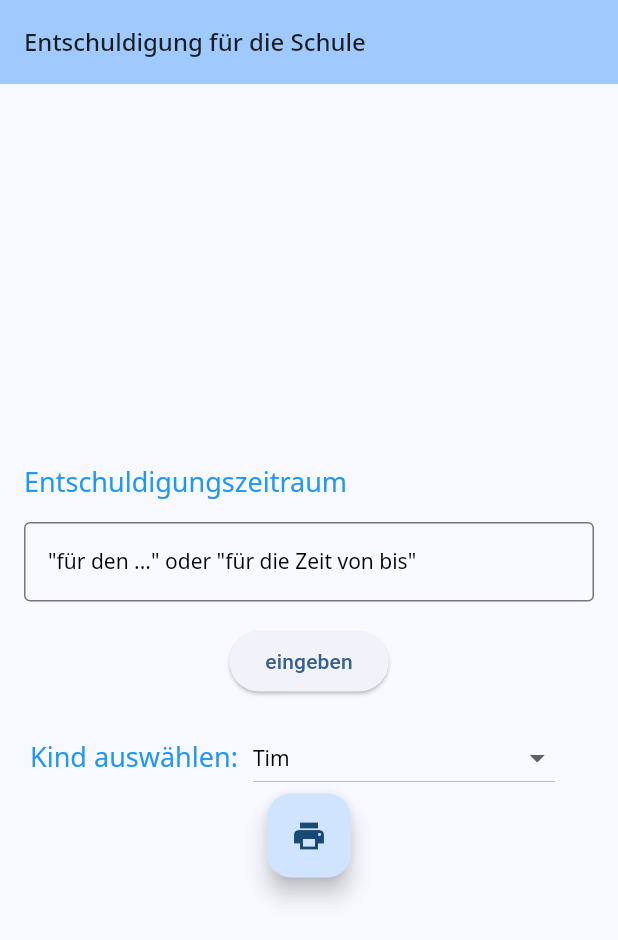
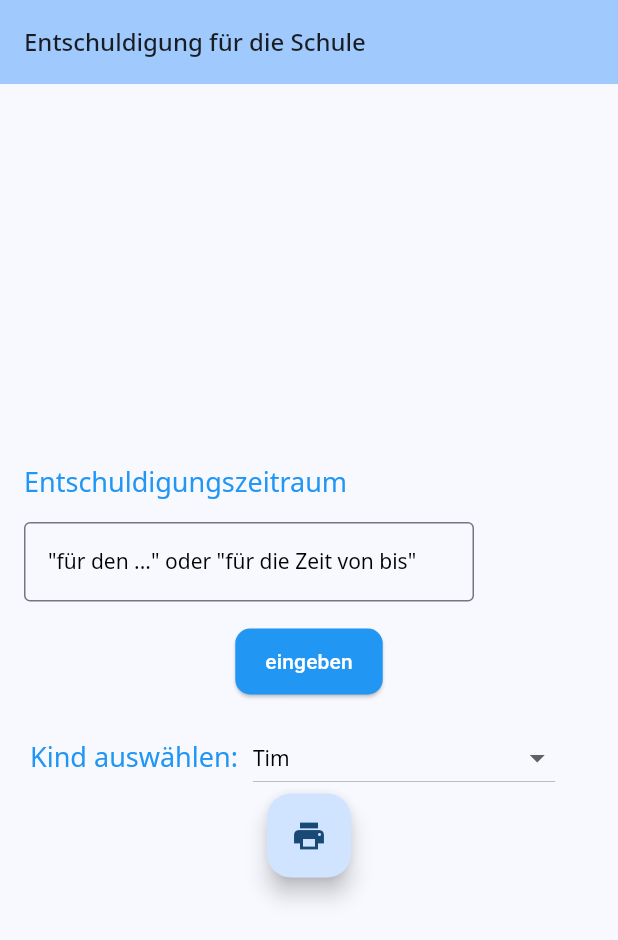
Before and after one commit to chrbuchsteiner61/myapp, a Flutter app: the screen it shows after launch, on a phone screen of 412 x 824 dp. Shown: the top 940 px of the screen. Run offline on Flutter 3.47's test engine with Material 3 defaults, Android fonts, the phone set to English and light mode, and no system bars; our stand-ins replace google_fonts, logger, pdf, printing.

Commit message:
little improvement

```diff
--- a/lib/input_fields/date_of_illness.dart
+++ b/lib/input_fields/date_of_illness.dart
@@ -22,12 +22,14 @@ class DateOfIllnessState extends State<DateOfIllness> {
             child: Text("Entschuldigungszeitraum",
                 style: Theme.of(context).textTheme.displayMedium!),
           ),
-          const SizedBox(height: 16.0,),
+          const SizedBox(
+            height: 16.0,
+          ),
           Align(
-              alignment: Alignment.centerLeft,
-              child:SizedBox(
-            width: 400.0,
-            child:  TextField(
+            alignment: Alignment.centerLeft,
+            child: SizedBox(
+              width: 300.0,
+              child: TextField(
                 style: Theme.of(context).textTheme.displayMedium!,
                 controller: _controller,
                 decoration: InputDecoration(
@@ -43,6 +45,14 @@ class DateOfIllnessState extends State<DateOfIllness> {
             onPressed: () {
               widget.onSubmitted(_controller.text); // Send value to parent
             },
+            style: ElevatedButton.styleFrom(
+              backgroundColor: Colors.blue,
+              foregroundColor: Colors.white,
+              shape: RoundedRectangleBorder(
+                borderRadius: BorderRadius.circular(10.0),
+              ),
+              padding: const EdgeInsets.symmetric(horizontal: 20, vertical: 12),
+            ),
             child: const Text('eingeben'),
           ),
         ],
```
